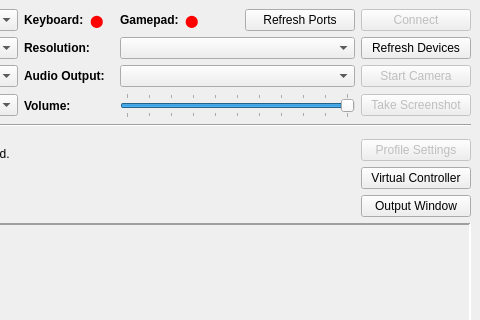
Qt form mainwindow.ui (brianuuu/AutoController2) before a commit; both pictures show x 320 to 800 and y 0 to 320 of the 800 by 586 pixel window.
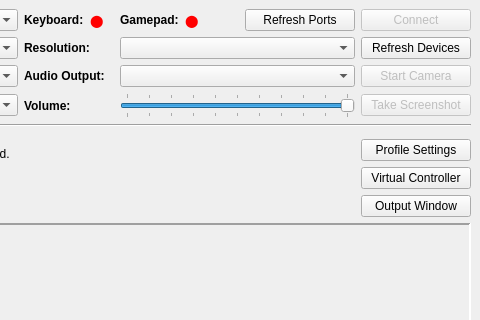
The same form after that commit.

Patch:
```diff
--- a/mainwindow.ui
+++ b/mainwindow.ui
@@ -653,9 +653,6 @@
             </item>
             <item>
              <widget class="QPushButton" name="PB_ProfileSettings">
-              <property name="enabled">
-               <bool>false</bool>
-              </property>
               <property name="minimumSize">
                <size>
                 <width>110</width>
```
